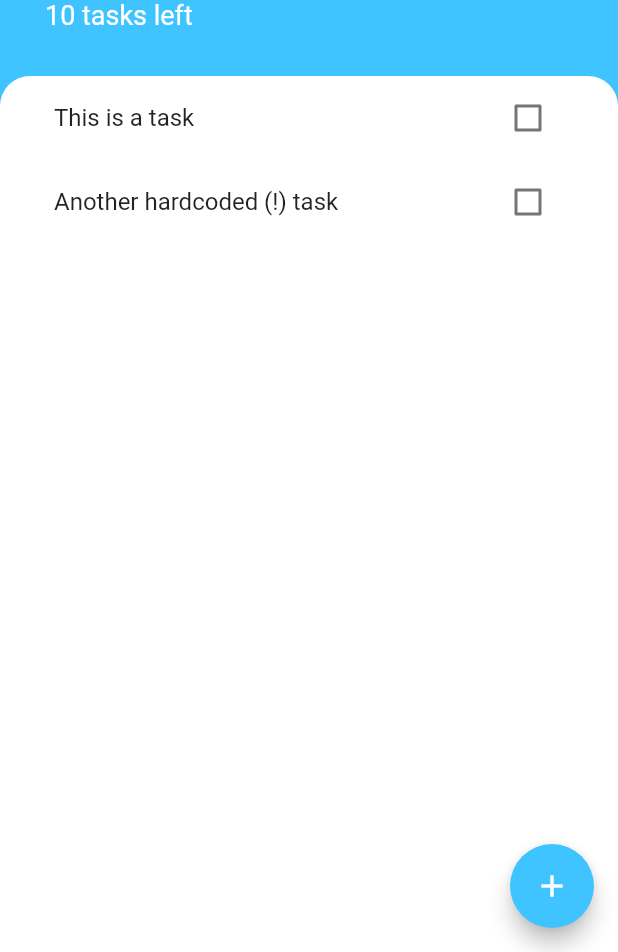
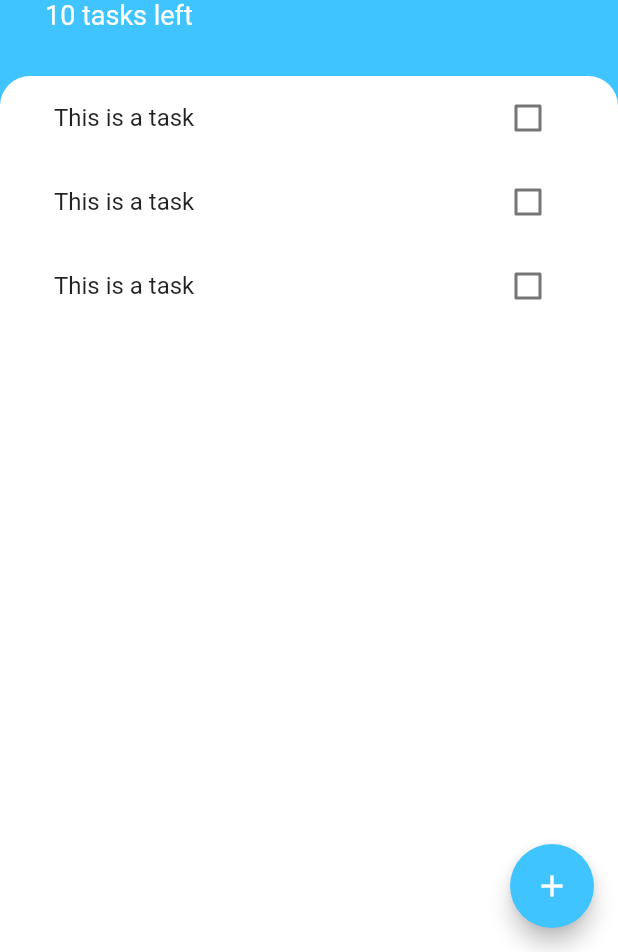
Before and after one commit to snb4crazy/Flutter-Todo-App, a Flutter app: the screen it shows after launch, on a phone screen of 412 x 824 dp, the part 284-1236 px from its top. Run offline on Flutter 3.47's test engine with Material 2 defaults, Android fonts, the phone set to English and light mode, and no system bars.

Commit message:
Tasks List hardcoded experiments

```diff
--- a/lib/widgets/tasks_list.dart
+++ b/lib/widgets/tasks_list.dart
@@ -1,19 +1,26 @@
 import 'package:flutter/material.dart';
 import 'package:todoey/widgets/task_tile.dart';
+import 'package:todoey/models/task.dart';
 
-class TasksList extends StatelessWidget {
+class TasksList extends StatefulWidget {
+  @override
+  _TasksListState createState() => _TasksListState();
+}
+
+class _TasksListState extends State<TasksList> {
+  List<Task> tasks = [
+    Task(name: 'task #1'),
+    Task(name: 'task #2'),
+    Task(name: 'task #3'),
+  ];
+
   @override
   Widget build(BuildContext context) {
     return ListView(
       children: [
-        TaskTile(),
-        ListTile(
-          title: Text('Another hardcoded (!) task'),
-          trailing: Checkbox(
-            value: false,
-            onChanged: (bool? value) {},
-          ),
-        )
+        TaskTile(isChecked: tasks[0].isDone, title: tasks[0].name),
+        TaskTile(isChecked: tasks[1].isDone, title: tasks[1].name),
+        TaskTile(isChecked: tasks[2].isDone, title: tasks[2].name),
       ],
     );
   }
```
